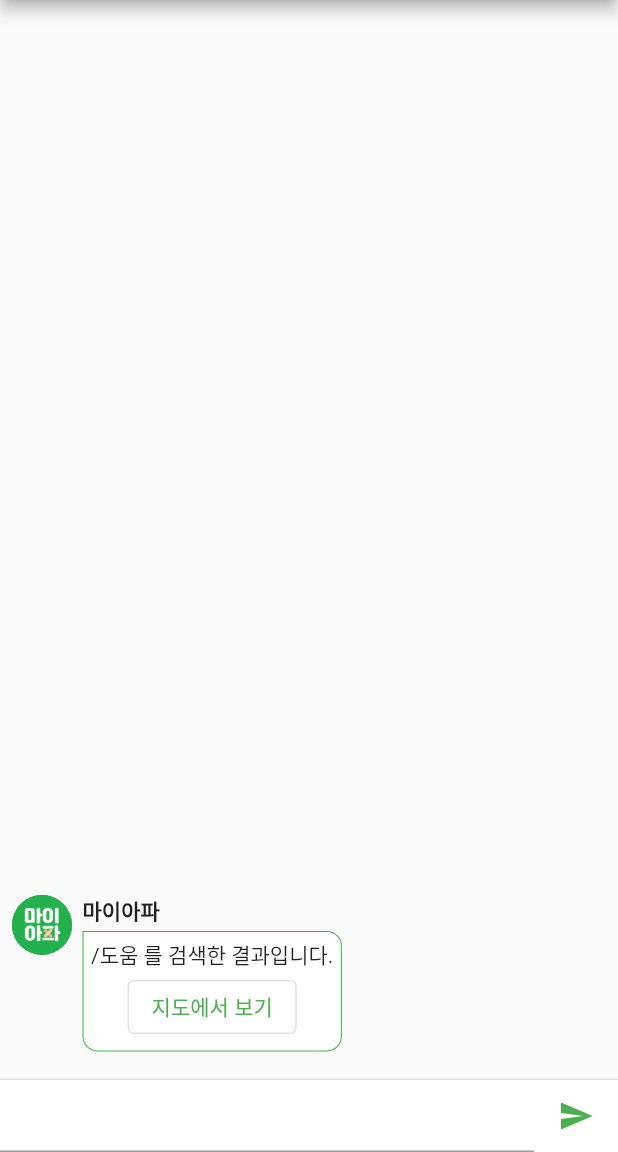
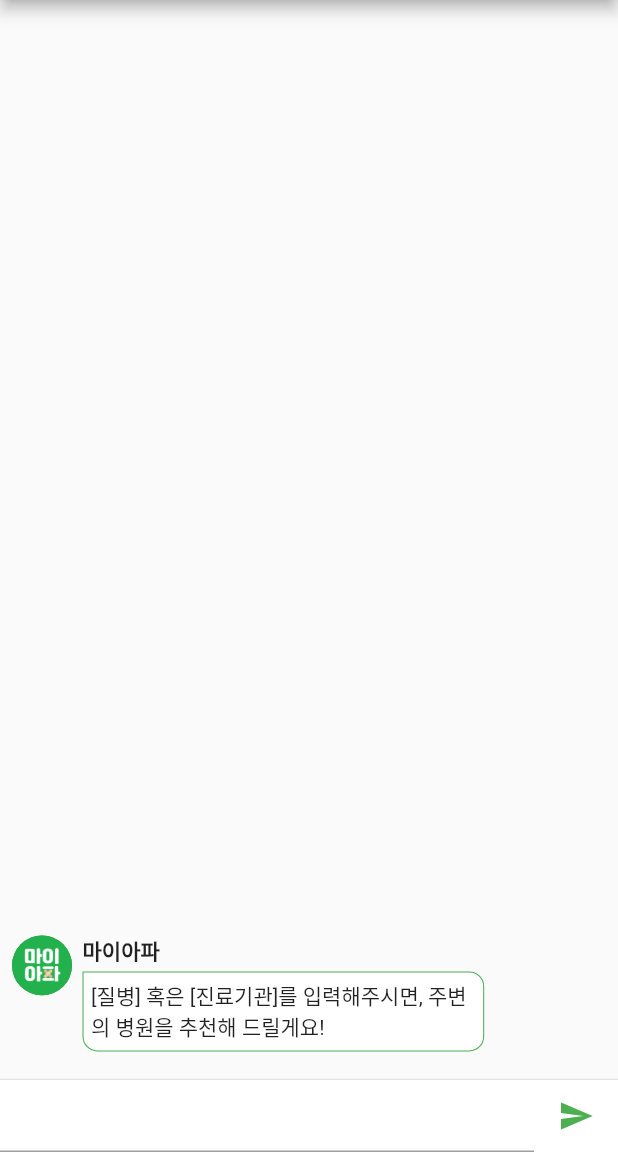
Before and after one commit to kimsbs/maiapa, a Flutter app: the ChatPage screen opened directly, on a phone screen of 412 x 824 dp, the part 84-1236 px from its top. Run offline on Flutter 3.47's test engine with Material 2 defaults, Android fonts, the phone set to English and light mode, and no system bars; our stand-ins replace tuple.

Commit message:
initial bug fix

```diff
--- a/chat_pr/lib/chat_message.dart
+++ b/chat_pr/lib/chat_message.dart
@@ -47,7 +47,7 @@ class ChatMessage extends StatelessWidget {
             //봇의 이름
             const Text("마이아파", style: TextStyle(fontWeight: FontWeight.bold)),
             //output 의 종류에 따라 Map버튼 유무.
-            output.item2 < 5 ? _Case_Map(context, output) : _Non_Case_Map(output.item1)
+            output.item2 < 4 && output.item2 > 1 ? _Case_Map(context, output) : _Non_Case_Map(output.item1)
           ],
         ),
       ),
--- a/chat_pr/lib/check_valid.dart
+++ b/chat_pr/lib/check_valid.dart
@@ -25,11 +25,8 @@ Tuple2<String, int> Is_rightInput(String text) {
   //case 2 : 일반 진료(내과 등등) 리스트 내부.
   else if (normal.indexOf(text) != -1)
     return Tuple2(text, 3);
-  //case 3 : 질병에 따른 진단과 매칭 후, case 1, 2에 해당되는지? (재귀 활용)
-  //case 4 : 일반 지도
-  else if (text == "지도")
-    return Tuple2(text, 4);
-  //case 5 : wrong input
+  //case 3 : 질병에 따른 진단과 매칭 후, case 1, 2에 해당되는지? (재귀 활용);
+  //case 4 : wrong input
   else
-    return Tuple2("질병 혹은 진료기관을 입력해 주세요!\nex) 내과, 지도", 5);
+    return Tuple2("질병 혹은 진료기관을 입력해 주세요!\nex) 화상, 내과", 4);
 }
```
